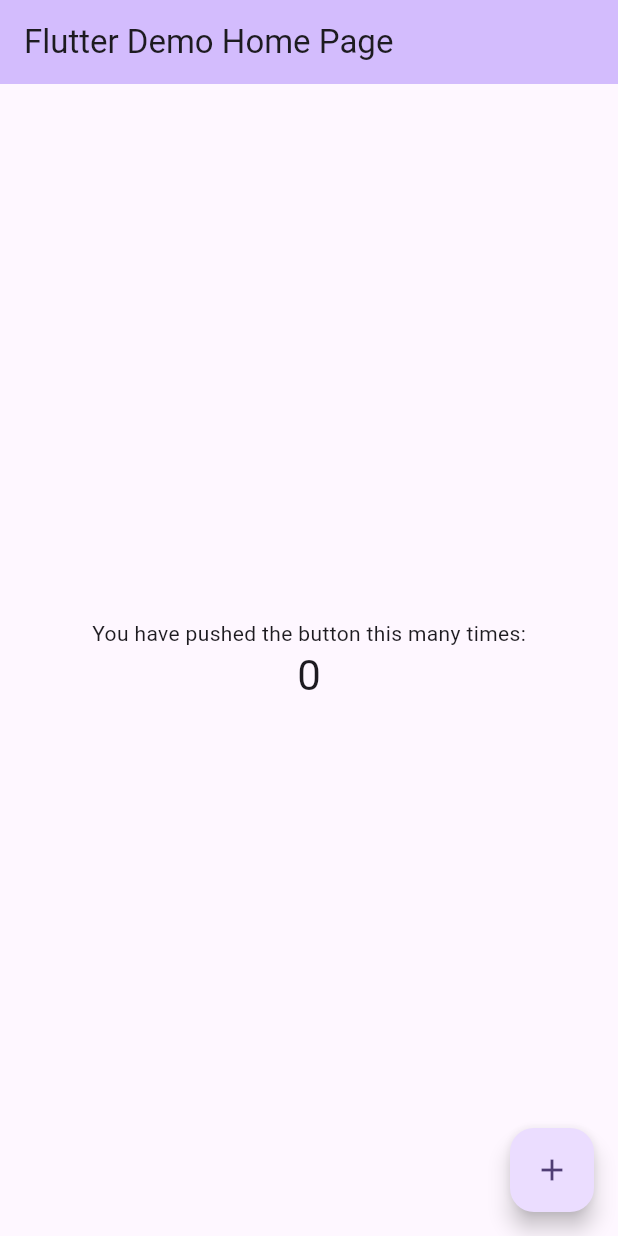
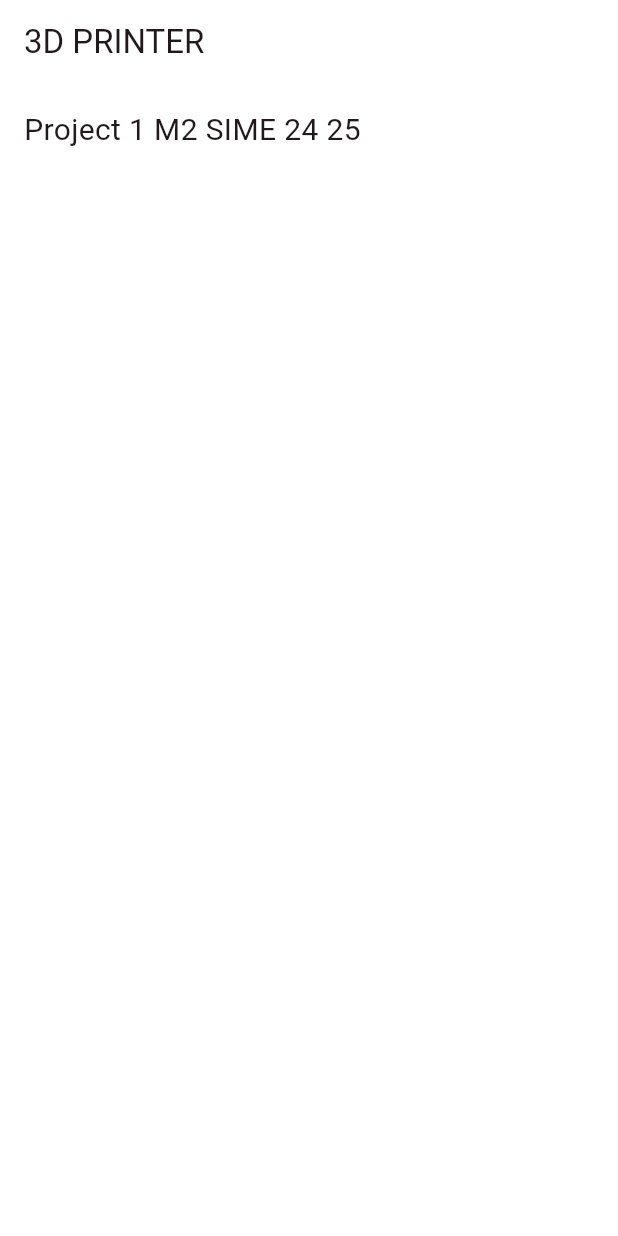
Before and after one commit to abelaich/Projet-n-1---Gestion-d-imprimantes-3D, a Flutter app: the screen it shows after launch, on a phone screen of 412 x 824 dp. Run offline on Flutter 3.47's test engine with Material 3 defaults, Android fonts, the phone set to English and light mode, and no system bars.

Commit message:
Project init, titre ok, one widget, color config

```diff
--- a/lib/main.dart
+++ b/lib/main.dart
@@ -10,43 +10,32 @@ class MyApp extends StatelessWidget {
   // This widget is the root of your application.
   @override
   Widget build(BuildContext context) {
+    final colorScheme = ColorScheme.fromSeed(seedColor: Colors.black);
     return MaterialApp(
-      title: 'Flutter Demo',
+      debugShowCheckedModeBanner: false,
+      title: '3D Printers',
       theme: ThemeData(
-        // This is the theme of your application.
-        //
-        // TRY THIS: Try running your application with "flutter run". You'll see
-        // the application has a purple toolbar. Then, without quitting the app,
-        // try changing the seedColor in the colorScheme below to Colors.green
-        // and then invoke "hot reload" (save your changes or press the "hot
-        // reload" button in a Flutter-supported IDE, or press "r" if you used
-        // the command line to start the app).
-        //
-        // Notice that the counter didn't reset back to zero; the application
-        // state is not lost during the reload. To reset the state, use hot
-        // restart instead.
-        //
-        // This works for code too, not just values: Most code changes can be
-        // tested with just a hot reload.
-        colorScheme: ColorScheme.fromSeed(seedColor: Colors.deepPurple),
+        primaryColor: Colors.black,
+        scaffoldBackgroundColor: Colors.white,
+        colorScheme: colorScheme,
         useMaterial3: true,
+        textTheme: const TextTheme(
+          bodyLarge: TextStyle(fontSize: 20),
+          labelLarge: TextStyle(fontSize: 20),
+          bodyMedium: TextStyle(fontSize: 20)
+        ),
+        appBarTheme: const AppBarTheme(
+          backgroundColor:  Colors.white,
+        )
+
       ),
-      home: const MyHomePage(title: 'Flutter Demo Home Page'),
+      home: const MyHomePage(title: '3D PRINTER'),
     );
   }
 }
 
 class MyHomePage extends StatefulWidget {
   const MyHomePage({super.key, required this.title});
-
-  // This widget is the home page of your application. It is stateful, meaning
-  // that it has a State object (defined below) that contains fields that affect
-  // how it looks.
-
-  // This class is the configuration for the state. It holds the values (in this
-  // case the title) provided by the parent (in this case the App widget) and
-  // used by the build method of the State. Fields in a Widget subclass are
-  // always marked "final".
 
   final String title;
 
@@ -55,71 +44,16 @@ class MyHomePage extends StatefulWidget {
 }
 
 class _MyHomePageState extends State<MyHomePage> {
-  int _counter = 0;
-
-  void _incrementCounter() {
-    setState(() {
-      // This call to setState tells the Flutter framework that something has
-      // changed in this State, which causes it to rerun the build method below
-      // so that the display can reflect the updated values. If we changed
-      // _counter without calling setState(), then the build method would not be
-      // called again, and so nothing would appear to happen.
-      _counter++;
-    });
-  }
-
   @override
   Widget build(BuildContext context) {
-    // This method is rerun every time setState is called, for instance as done
-    // by the _incrementCounter method above.
-    //
-    // The Flutter framework has been optimized to make rerunning build methods
-    // fast, so that you can just rebuild anything that needs updating rather
-    // than having to individually change instances of widgets.
     return Scaffold(
       appBar: AppBar(
-        // TRY THIS: Try changing the color here to a specific color (to
-        // Colors.amber, perhaps?) and trigger a hot reload to see the AppBar
-        // change color while the other colors stay the same.
-        backgroundColor: Theme.of(context).colorScheme.inversePrimary,
-        // Here we take the value from the MyHomePage object that was created by
-        // the App.build method, and use it to set our appbar title.
         title: Text(widget.title),
       ),
-      body: Center(
-        // Center is a layout widget. It takes a single child and positions it
-        // in the middle of the parent.
-        child: Column(
-          // Column is also a layout widget. It takes a list of children and
-          // arranges them vertically. By default, it sizes itself to fit its
-          // children horizontally, and tries to be as tall as its parent.
-          //
-          // Column has various properties to control how it sizes itself and
-          // how it positions its children. Here we use mainAxisAlignment to
-          // center the children vertically; the main axis here is the vertical
-          // axis because Columns are vertical (the cross axis would be
-          // horizontal).
-          //
-          // TRY THIS: Invoke "debug painting" (choose the "Toggle Debug Paint"
-          // action in the IDE, or press "p" in the console), to see the
-          // wireframe for each widget.
-          mainAxisAlignment: MainAxisAlignment.center,
-          children: <Widget>[
-            const Text(
-              'You have pushed the button this many times:',
-            ),
-            Text(
-              '$_counter',
-              style: Theme.of(context).textTheme.headlineMedium,
-            ),
-          ],
-        ),
+      body: const Padding(
+        padding: EdgeInsets.all(16.0),
+        child: Text("Project 1 M2 SIME 24 25"),
       ),
-      floatingActionButton: FloatingActionButton(
-        onPressed: _incrementCounter,
-        tooltip: 'Increment',
-        child: const Icon(Icons.add),
-      ), // This trailing comma makes auto-formatting nicer for build methods.
     );
   }
 }
```
